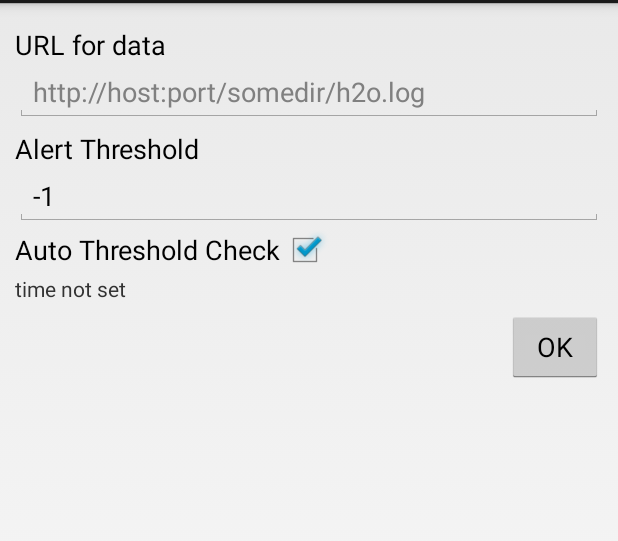
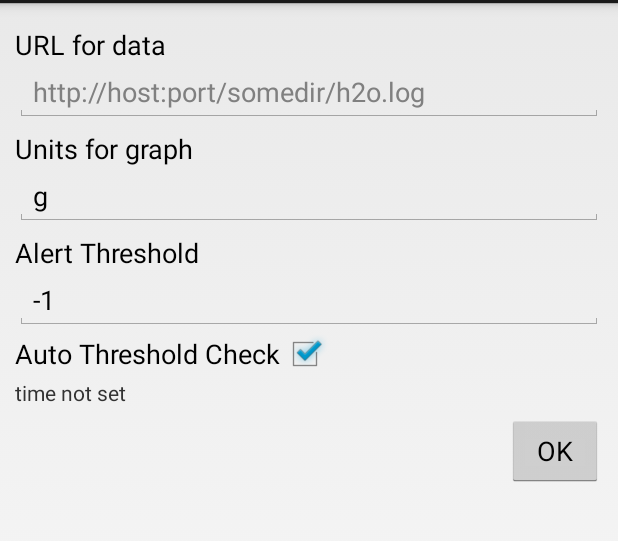
Before and after one commit to elliotn/MeterReaderGraph, an Android app: the fragment SettingsFragment shown on its own in the app's theme, after a tap on "OK", on a phone screen of 412 x 824 dp, the part 69-610 px from its top. Run offline under Robolectric (Android 15) with nearby library versions, the phone set to English and light mode, and no system bars; 1 statement that could not run was skipped; 2 other taps on this screen came first.

Commit message:
Updated settings to allow user to specify units.

```diff
--- a/app/src/main/java/com/nathanson/meterreader/MyValueFormatter.java
+++ b/app/src/main/java/com/nathanson/meterreader/MyValueFormatter.java
@@ -7,6 +7,7 @@ import java.text.DecimalFormat;
 
 public class MyValueFormatter implements ValueFormatter {
 
+    private StringBuilder mStringBuilder = new StringBuilder();
     private DecimalFormat mFormat;
 
     public MyValueFormatter() {
@@ -15,7 +16,17 @@ public class MyValueFormatter implements ValueFormatter {
 
     @Override
     public String getFormattedValue(float value) {
-        return mFormat.format(value) + " g";
+
+        mStringBuilder.setLength(0);
+
+        String units = MeterReaderApplication.getInstance().getSharedPrefs().getUnits();
+
+        mStringBuilder
+                .append(mFormat.format(value))
+                .append(' ')
+                .append(units);
+
+        return mStringBuilder.toString();
     }
 
 }
--- a/app/src/main/java/com/nathanson/meterreader/SettingsFragment.java
+++ b/app/src/main/java/com/nathanson/meterreader/SettingsFragment.java
@@ -30,12 +30,14 @@ public class SettingsFragment extends BaseFragment
     private MeterReaderSharedPreferences mSharedPrefs;
 
     private EditText mUrl;
+
     private EditText mAlertThreshold;
     private CheckBox mAutoCheckBox;
     private TextView mAutoCheckTime;
     private int mAutoCheckHour = -1;
     private int mAutoCheckMin = -1;
 
+    private EditText mUnits;
 
     /**
      * Use this factory method to create a new instance of
@@ -67,6 +69,8 @@ public class SettingsFragment extends BaseFragment
         mAutoCheckTime = (TextView) settingsLayout.findViewById(R.id.autoCheckTime);
         mAutoCheckTime.setOnClickListener(this);
 
+        mUnits = (EditText) settingsLayout.findViewById(R.id.units);
+
         Button okButton = (Button) settingsLayout.findViewById(R.id.settingsOKButton);
         okButton.setOnClickListener(this);
 
@@ -92,6 +96,8 @@ public class SettingsFragment extends BaseFragment
         mSharedPrefs.setUrl(mUrl.getText().toString());
         mSharedPrefs.setUsageAlertThreshold(Integer.valueOf(mAlertThreshold.getText().toString()));
 
+        mSharedPrefs.setUnits(mUnits.getText().toString());
+
         Context context = getActivity().getApplicationContext();
         ThresholdAlarm alarm = new ThresholdAlarm();
         // cancel any previously set alarm.
@@ -111,6 +117,9 @@ public class SettingsFragment extends BaseFragment
 
     private void restore() {
         mUrl.setText(mSharedPrefs.getUrl());
+
+        mUnits.setText(mSharedPrefs.getUnits());
+
         mAlertThreshold.setText(String.valueOf(mSharedPrefs.getUsageAlertThreshold()));
 
         boolean autocheck = mSharedPrefs.getAutocheck();
--- a/app/src/main/java/com/nathanson/meterreader/persistence/MeterReaderSharedPreferences.java
+++ b/app/src/main/java/com/nathanson/meterreader/persistence/MeterReaderSharedPreferences.java
@@ -4,6 +4,9 @@ import android.content.Context;
 import android.content.SharedPreferences;
 import android.preference.PreferenceManager;
 import android.text.TextUtils;
+
+import com.nathanson.meterreader.MeterReaderApplication;
+import com.nathanson.meterreader.R;
 
 public class MeterReaderSharedPreferences {
     private static final String TAG = "MRSharedPreferences";
@@ -13,9 +16,7 @@ public class MeterReaderSharedPreferences {
     private static final String SETTINGS_AUTOCHECK = "SETTINGS_AUTOCHECK";
     private static final String SETTINGS_AUTOCHECK_HOUR = "SETTINGS_AUTOCHECK_HOUR";
     private static final String SETTINGS_AUTOCHECK_MIN = "SETTINGS_AUTOCHECK_MIN";
-
-
-
+    private static final String SETTINGS_UNITS = "SETTINGS_UNITS";
 
 
     private volatile static MeterReaderSharedPreferences INSTANCE;
@@ -107,5 +108,16 @@ public class MeterReaderSharedPreferences {
                 .getInt(SETTINGS_AUTOCHECK_MIN, -1);
     }
 
+    public void setUnits(String units) {
+        INSTANCE.mSharedPrefs
+                .edit()
+                .putString(SETTINGS_UNITS, units)
+                .apply();
+    }
 
+    public String getUnits() {
+        return INSTANCE.mSharedPrefs
+                .getString(SETTINGS_UNITS, MeterReaderApplication.getInstance().getResources()
+                        .getString(R.string.default_units));
+    }
 }
--- a/app/src/main/res/layout/fragment_settings.xml
+++ b/app/src/main/res/layout/fragment_settings.xml
@@ -18,6 +18,22 @@
         android:id="@+id/dataUrl"
         android:inputType="textUri"
         android:hint="@string/data_url_hint" />
+
+    <!-- units of measurement -->
+    <TextView
+        android:layout_width="wrap_content"
+        android:layout_height="wrap_content"
+        android:textAppearance="?android:attr/textAppearanceMedium"
+        android:text="@string/units_label"
+        android:id="@+id/unitsLabel"
+        android:layout_marginTop="5dp" />
+
+    <EditText
+        android:layout_width="match_parent"
+        android:layout_height="wrap_content"
+        android:inputType="text"
+        android:ems="10"
+        android:id="@+id/units" />
 
     <TextView
         android:layout_width="wrap_content"
--- a/app/src/main/res/values/strings.xml
+++ b/app/src/main/res/values/strings.xml
@@ -28,4 +28,7 @@
 
     <string name="threshold_auto_check_title">Auto Threshold Check</string>
     <string name="threshold_auto_check_time">time not set</string>
+
+    <string name="units_label">Units for graph</string>
+    <string name="default_units">g</string>
 </resources>
```
